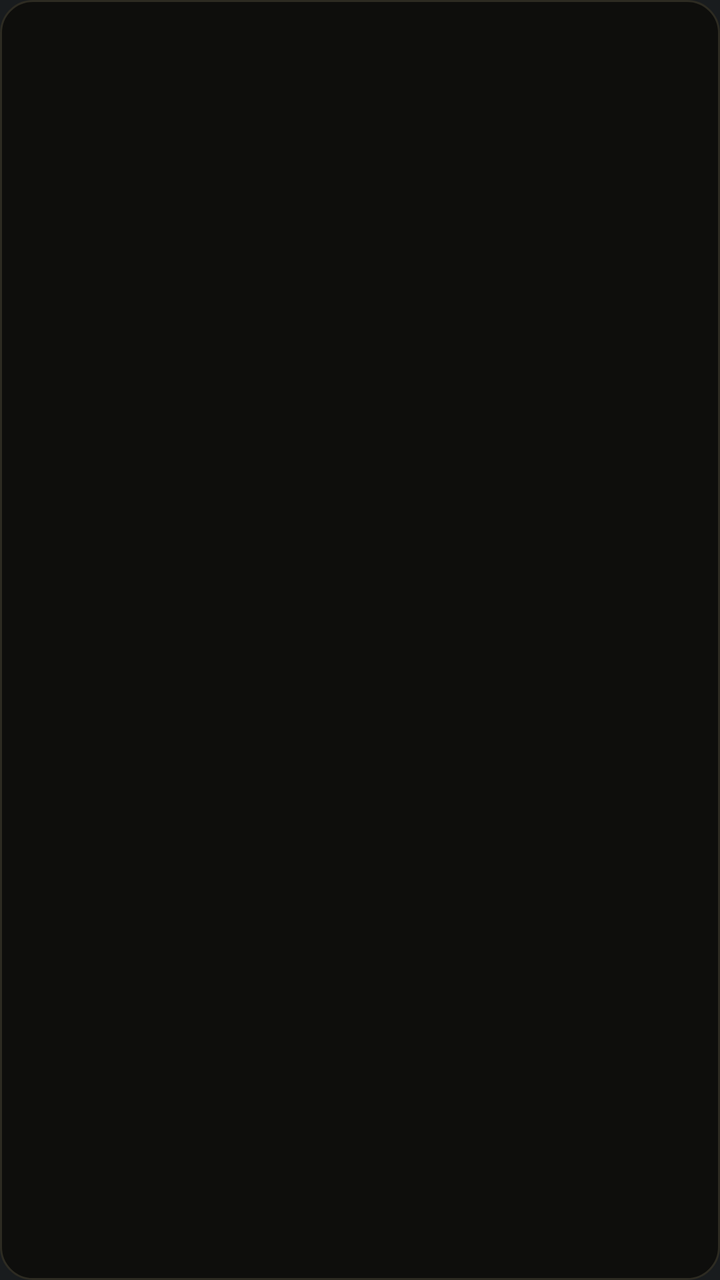
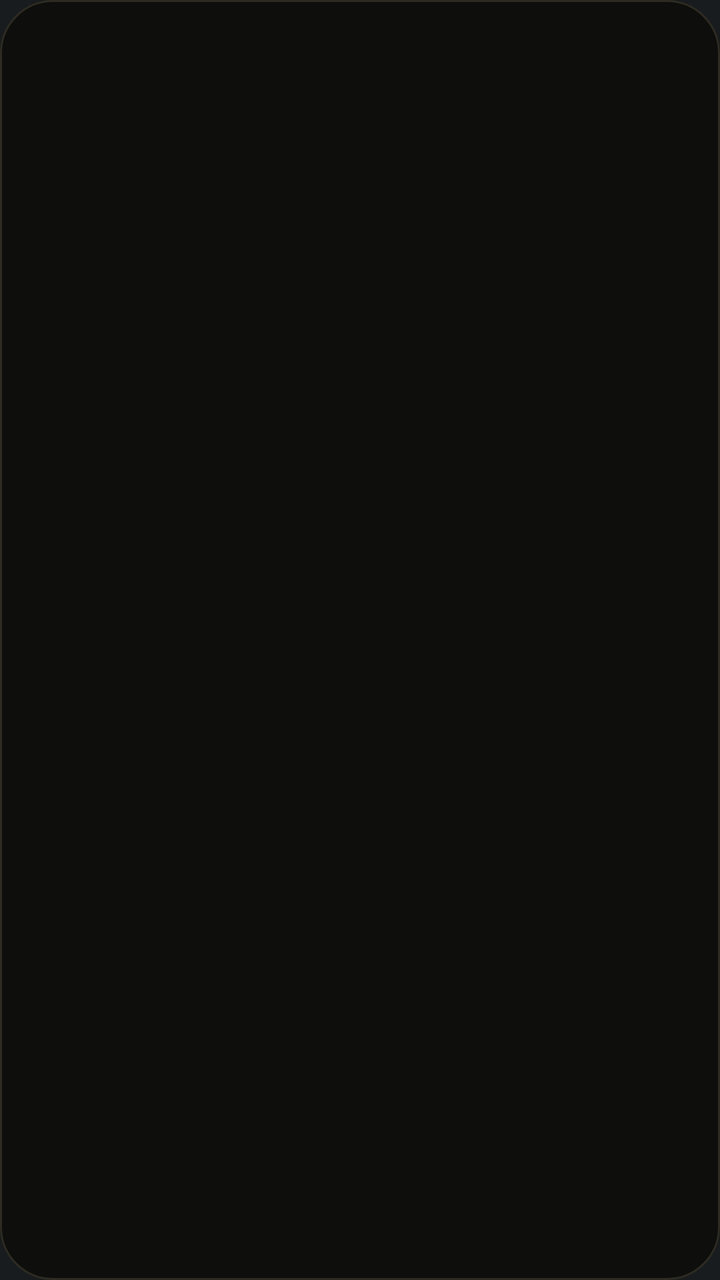

Two renders of the same Android screen: before a commit and after it. Below are the layout's source before the change and the commit's diff.
<!-- AndroidManifest.xml: application theme android:Theme.DeviceDefault.NoActionBar -->
<!-- res/layout/widget.xml -->
<?xml version="1.0" encoding="utf-8"?>
<LinearLayout xmlns:android="http://schemas.android.com/apk/res/android"
    android:layout_width="match_parent" android:layout_height="match_parent"
    android:background="@drawable/widget_bg" android:orientation="vertical" android:padding="10dp">

    <TextView android:id="@+id/title" android:layout_width="match_parent" android:layout_height="wrap_content"
        android:textColor="@color/dim" android:textSize="11sp" android:letterSpacing="0.12"
        android:fontFamily="monospace" android:maxLines="1" android:ellipsize="end" android:paddingBottom="4dp" />

    <LinearLayout android:id="@+id/rows" android:layout_width="match_parent" android:layout_height="0dp"
        android:layout_weight="1" android:orientation="vertical" />

    <LinearLayout android:id="@+id/buttons" android:layout_width="match_parent" android:layout_height="wrap_content"
        android:orientation="vertical" android:paddingTop="6dp" />
</LinearLayout>
<!-- resources referenced by this layout -->
<resources>
  <color name="dim">#908975</color>
  <!-- drawable widget_bg (drawable) -->
  <?xml version="1.0" encoding="utf-8"?>
  <shape xmlns:android="http://schemas.android.com/apk/res/android">
      <solid android:color="@color/bg" /><corners android:radius="16dp" /><stroke android:width="1dp" android:color="#2D2B22" />
  </shape>
  <color name="bg">#0E0E0C</color>
</resources>

<!-- the commit's change to res/layout/widget.xml (unified diff, before → after) -->
@@ -1,15 +1,2 @@
 <?xml version="1.0" encoding="utf-8"?>
-<LinearLayout xmlns:android="http://schemas.android.com/apk/res/android"
-    android:layout_width="match_parent" android:layout_height="match_parent"
-    android:background="@drawable/widget_bg" android:orientation="vertical" android:padding="10dp">
-
-    <TextView android:id="@+id/title" android:layout_width="match_parent" android:layout_height="wrap_content"
-        android:textColor="@color/dim" android:textSize="11sp" android:letterSpacing="0.12"
-        android:fontFamily="monospace" android:maxLines="1" android:ellipsize="end" android:paddingBottom="4dp" />
-
-    <LinearLayout android:id="@+id/rows" android:layout_width="match_parent" android:layout_height="0dp"
-        android:layout_weight="1" android:orientation="vertical" />
-
-    <LinearLayout android:id="@+id/buttons" android:layout_width="match_parent" android:layout_height="wrap_content"
-        android:orientation="vertical" android:paddingTop="6dp" />
-</LinearLayout>
+<LinearLayout xmlns:android="http://schemas.android.com/apk/res/android" android:layout_width="match_parent" android:layout_height="match_parent" android:background="@drawable/widget_bg" android:orientation="vertical" android:padding="14dp"><LinearLayout android:id="@+id/content" android:layout_width="match_parent" android:layout_height="wrap_content" android:orientation="vertical"/></LinearLayout>
<!-- resource entries referenced after the edit -->
@@ -1,11 +1,7 @@
 <!-- resources referenced by this layout -->
 <resources>
-  <color name="dim">#908975</color>
   <!-- drawable widget_bg (drawable) -->
   <?xml version="1.0" encoding="utf-8"?>
-  <shape xmlns:android="http://schemas.android.com/apk/res/android">
-      <solid android:color="@color/bg" /><corners android:radius="16dp" /><stroke android:width="1dp" android:color="#2D2B22" />
-  </shape>
-  <color name="bg">#0E0E0C</color>
+  <shape xmlns:android="http://schemas.android.com/apk/res/android"><solid android:color="#0E0E0C"/><corners android:radius="26dp"/><stroke android:width="1dp" android:color="#2D2B22"/></shape>
 </resources>
 
